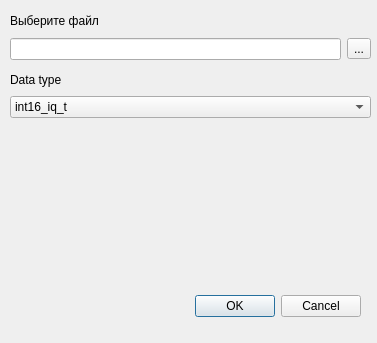
Qt form waveformopeningdialog.ui (MADMechaniculus/NDSP) before a commit.
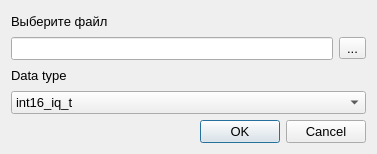
The same form after that commit.

Commit message: Add: waveform opening dialog loic

Diff of the .ui file:
```diff
--- a/waveformopeningdialog.ui
+++ b/waveformopeningdialog.ui
@@ -7,37 +7,21 @@
     <x>0</x>
     <y>0</y>
     <width>377</width>
-    <height>343</height>
+    <height>154</height>
    </rect>
   </property>
+  <property name="font">
+   <font>
+    <pointsize>10</pointsize>
+   </font>
+  </property>
   <property name="windowTitle">
    <string>Dialog</string>
   </property>
-  <widget class="QDialogButtonBox" name="buttonBox">
-   <property name="geometry">
-    <rect>
-     <x>20</x>
-     <y>290</y>
-     <width>341</width>
-     <height>32</height>
-    </rect>
-   </property>
-   <property name="orientation">
-    <enum>Qt::Horizontal</enum>
-   </property>
-   <property name="standardButtons">
-    <set>QDialogButtonBox::Cancel|QDialogButtonBox::Ok</set>
-   </property>
-  </widget>
-  <widget class="QWidget" name="">
-   <property name="geometry">
-    <rect>
-     <x>10</x>
-     <y>10</y>
-     <width>361</width>
-     <height>50</height>
-    </rect>
-   </property>
+  <layout class="QGridLayout" name="gridLayout">
+   <item row="0" column="0">
+    <layout class="QVBoxLayout" name="verticalLayout_3">
+     <item>
    <layout class="QVBoxLayout" name="verticalLayout">
     <item>
      <widget class="QLabel" name="label">
@@ -49,7 +33,11 @@
     <item>
      <layout class="QHBoxLayout" name="horizontalLayout">
       <item>
-       <widget class="QLineEdit" name="lineEdit"/>
+          <widget class="QLineEdit" name="lineEdit">
+           <property name="readOnly">
+            <bool>true</bool>
+           </property>
+          </widget>
       </item>
       <item>
        <widget class="QToolButton" name="toolButton">
@@ -61,16 +49,8 @@
      </layout>
     </item>
    </layout>
-  </widget>
-  <widget class="QWidget" name="">
-   <property name="geometry">
-    <rect>
-     <x>10</x>
-     <y>70</y>
-     <width>361</width>
-     <height>48</height>
-    </rect>
-   </property>
+     </item>
+     <item>
    <layout class="QVBoxLayout" name="verticalLayout_2">
     <item>
      <widget class="QLabel" name="label_2">
@@ -124,7 +104,20 @@
      </widget>
     </item>
    </layout>
-  </widget>
+     </item>
+     <item>
+      <widget class="QDialogButtonBox" name="buttonBox">
+       <property name="orientation">
+        <enum>Qt::Horizontal</enum>
+       </property>
+       <property name="standardButtons">
+        <set>QDialogButtonBox::Cancel|QDialogButtonBox::Ok</set>
+       </property>
+      </widget>
+     </item>
+    </layout>
+   </item>
+  </layout>
  </widget>
  <resources/>
  <connections>
```
Lines whose indentation alone changed are shown as unchanged. The commit also changes 5 other files.
